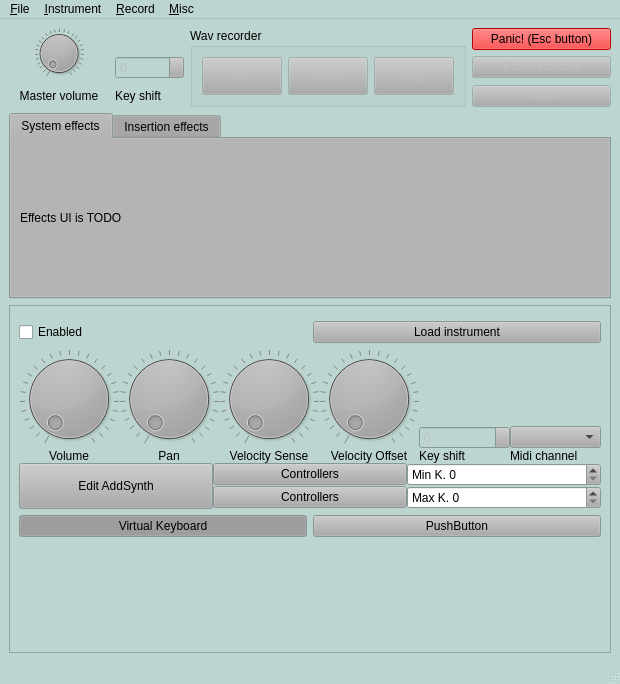
wtrsltnk/zyn, file src/NewUI/MasterUI.ui: the form before one commit.
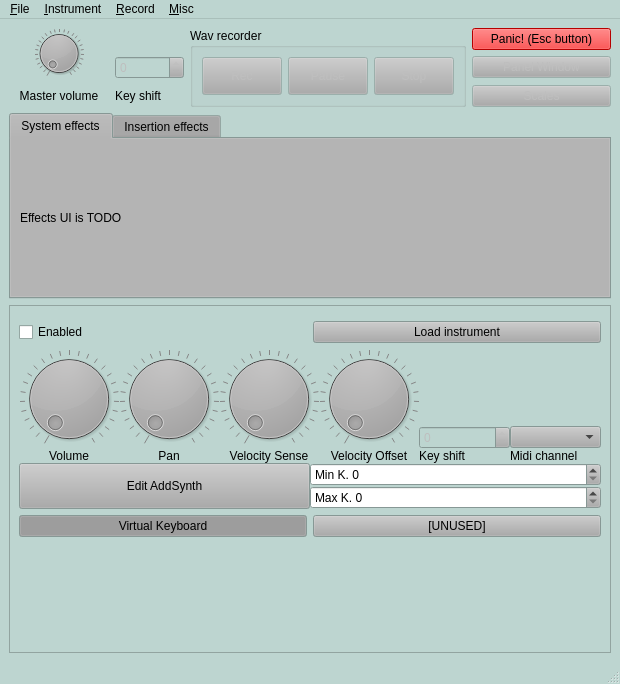
The form after the commit. Custom widgets are drawn as their Qt base class.

Commit message: unused button

What changed in the file:
```diff
--- a/src/NewUI/MasterUI.ui
+++ b/src/NewUI/MasterUI.ui
@@ -957,34 +957,20 @@
               </property>
              </widget>
             </item>
-            <item row="0" column="1">
-             <widget class="QPushButton" name="buttonControllers">
-              <property name="text">
-               <string>Controllers</string>
-              </property>
-             </widget>
-            </item>
-            <item row="1" column="3">
+            <item row="1" column="1">
              <widget class="QSpinBox" name="spinBox_5">
               <property name="prefix">
                <string>Max K. </string>
               </property>
              </widget>
             </item>
-            <item row="0" column="3">
+            <item row="0" column="1">
              <widget class="QSpinBox" name="spinBox_4">
               <property name="prefix">
                <string>Min K. </string>
               </property>
              </widget>
             </item>
-            <item row="1" column="1">
-             <widget class="QPushButton" name="buttonControllers_2">
-              <property name="text">
-               <string>Controllers</string>
-              </property>
-             </widget>
-            </item>
            </layout>
           </item>
          </layout>
@@ -1008,7 +994,7 @@
          <item>
           <widget class="QPushButton" name="pushButton_9">
            <property name="text">
-            <string>PushButton</string>
+            <string>[UNUSED]</string>
            </property>
           </widget>
          </item>
```
